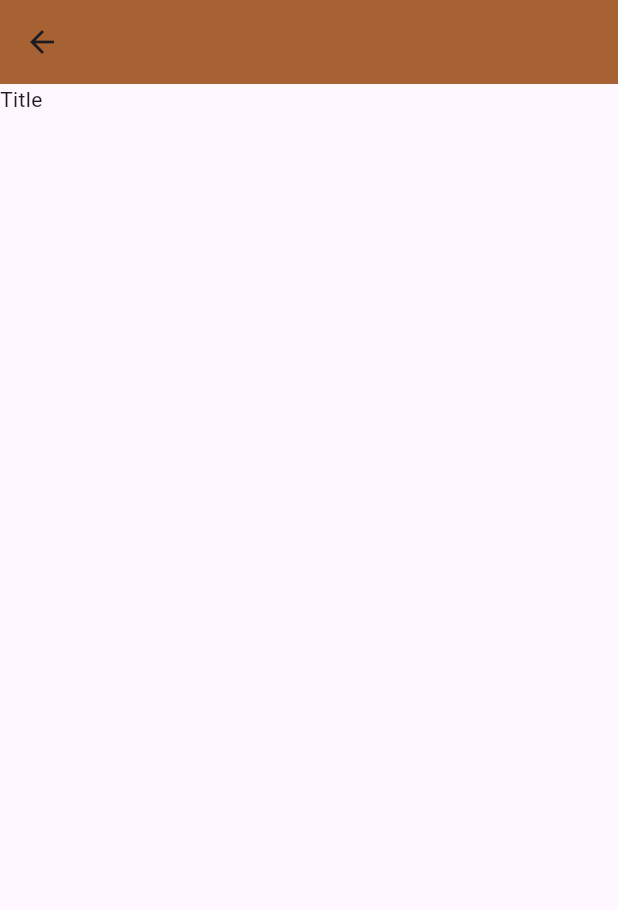
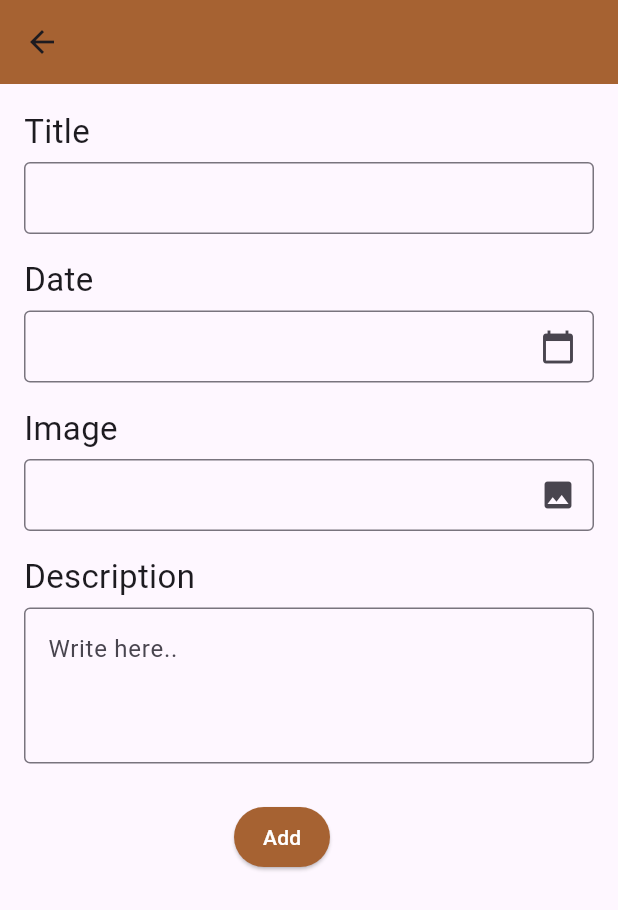
Before and after one commit to tharujeewan/Astrology_App, a Flutter app: the AdminNewsScreen screen opened directly, on a phone screen of 412 x 824 dp. Shown: the top 910 px of the screen. Run offline on Flutter 3.47's test engine with Material 3 defaults, Android fonts, the light colour scheme and no system bars; our stand-ins replace font_awesome_flutter.

Commit message:
Added some files

```diff
--- a/lib/screens/Admin/Admin_Dashboard_Screen.dart
+++ b/lib/screens/Admin/Admin_Dashboard_Screen.dart
@@ -1,3 +1,5 @@
+// ignore_for_file: prefer_const_constructors
+
 import 'package:astro_app/utils/app_colors.dart';
 import 'package:flutter/material.dart';
 
--- a/lib/screens/Admin/Admin_News_Screen.dart
+++ b/lib/screens/Admin/Admin_News_Screen.dart
@@ -1,4 +1,7 @@
+// ignore_for_file: prefer_const_constructors, prefer_const_literals_to_create_immutables
+
 import 'package:astro_app/utils/app_colors.dart';
+import 'package:flutter/foundation.dart';
 import 'package:flutter/material.dart';
 
 class AdminNewsScreen extends StatelessWidget {
@@ -10,8 +13,95 @@ class AdminNewsScreen extends StatelessWidget {
       appBar: AppBar(
         backgroundColor: PrimaryColor,
       ),
-      body: Column(
-        children: [Text("Title")],
+      body: Padding(
+        padding: const EdgeInsets.all(16.0),
+        child: Column(
+          crossAxisAlignment: CrossAxisAlignment.start,
+          children: [
+            Text(
+              "Title",
+              style: TextStyle(fontSize: 22),
+            ),
+            SizedBox(height: 5),
+            TextFormField(
+              decoration: InputDecoration(
+                border: OutlineInputBorder(),
+                contentPadding: EdgeInsets.symmetric(
+                  vertical: 10, // Reduced height
+                  horizontal: 10,
+                ),
+              ),
+            ),
+            SizedBox(height: 15),
+            Text(
+              "Date",
+              style: TextStyle(fontSize: 22),
+            ),
+            SizedBox(height: 5),
+            TextFormField(
+              decoration: InputDecoration(
+                border: OutlineInputBorder(),
+                suffixIcon: Icon(Icons.calendar_today), // Date icon
+                contentPadding: EdgeInsets.symmetric(
+                  vertical: 10, // Reduced height
+                  horizontal: 10,
+                ),
+              ),
+            ),
+            SizedBox(height: 15),
+            Text(
+              "Image",
+              style: TextStyle(fontSize: 22),
+            ),
+            SizedBox(height: 5),
+            TextFormField(
+              decoration: InputDecoration(
+                border: OutlineInputBorder(),
+                suffixIcon: Icon(Icons.image), // Image icon
+                contentPadding: EdgeInsets.symmetric(
+                  vertical: 10, // Reduced height
+                  horizontal: 10,
+                ),
+              ),
+            ),
+            SizedBox(height: 15),
+            Text(
+              "Description",
+              style: TextStyle(fontSize: 22),
+            ),
+            SizedBox(height: 5),
+            TextFormField(
+              maxLines: 3,
+              decoration: InputDecoration(
+                border: OutlineInputBorder(),
+                hintText: 'Write here..',
+              ),
+            ),
+            SizedBox(
+              height: 25,
+            ),
+            SizedBox(
+              // width: double.infinity,
+              child: Padding(
+                padding: const EdgeInsets.only(left: 140),
+                child: ElevatedButton(
+                  onPressed: () {
+                    // Add your action here
+                  },
+                  style: ElevatedButton.styleFrom(
+                    backgroundColor: PrimaryColor,
+                    padding: EdgeInsets.symmetric(
+                        vertical: 10), // Adjust the padding
+                  ),
+                  child: Text(
+                    "Add",
+                    style: TextStyle(color: Colors.white),
+                  ),
+                ),
+              ),
+            ),
+          ],
+        ),
       ),
     );
   }
--- a/lib/screens/splash_screen.dart
+++ b/lib/screens/splash_screen.dart
@@ -25,7 +25,7 @@ class _SplashScreenState extends State<SplashScreen> {
     Future.delayed(Duration(seconds: 3), () {
       Navigator.pushReplacement(
         context,
-        MaterialPageRoute(builder: (context) => BottomNavigationBarScreen()),
+        MaterialPageRoute(builder: (context) => SignupPage()),
       );
     });
   }
--- a/lib/signup_page.dart
+++ b/lib/signup_page.dart
@@ -3,6 +3,7 @@
 import 'package:astro_app/Login.dart';
 import 'package:flutter/material.dart';
 import 'package:font_awesome_flutter/font_awesome_flutter.dart';
+import 'package:astro_app/utils/app_colors.dart';
 
 class SignupPage extends StatefulWidget {
   const SignupPage({Key? key}) : super(key: key);
@@ -46,7 +47,7 @@ class _SignupPageState extends State<SignupPage> {
       length: 2,
       child: Scaffold(
         appBar: AppBar(
-          backgroundColor: Colors.amber,
+          backgroundColor: PrimaryColor,
           leading: IconButton(
             icon: const Icon(Icons.arrow_back),
             onPressed: () {
@@ -78,7 +79,7 @@ class _SignupPageState extends State<SignupPage> {
                 child: Column(
                   crossAxisAlignment: CrossAxisAlignment.start,
                   children: [
-                    SizedBox(height: 50), // Added space above 'Full Name'
+                    SizedBox(height: 50),
                     Text('Full Name',
                         style: TextStyle(
                             fontSize: 16, fontWeight: FontWeight.bold)),
--- a/pubspec.yaml
+++ b/pubspec.yaml
@@ -30,6 +30,8 @@ flutter:
     - assets/images/Profile.png
     - assets/images/Eclipse.png
     - assets/images/User.png
+    - assets/images/VerificationCode.png
+    - assets/images/PasswordReset.png
 
   # Fonts can be added here if needed
   # fonts:
```
Also changed, not shown: lib/Login.dart (+29 -8 lines), lib/screens/Profile/OTPResetScreen.dart (added, +92 -0 lines), lib/screens/Profile/OtpVerificationScreen.dart (added, +127 -0 lines), lib/screens/Profile/PasswordResetScreen.dart (added, +85 -0 lines), assets/images/PasswordReset.png (added), assets/images/VerificationCode.png (added).
